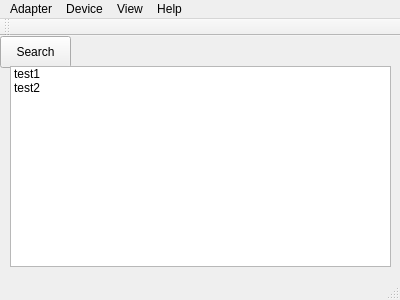
Old version of the form BlueMoon/mainwindow.ui in the repository sklins/BlueMoon.
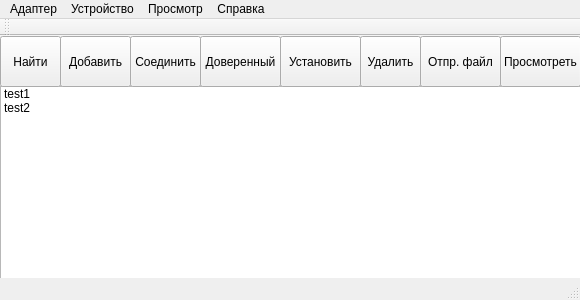
New version of the form.

Commit message: basic interface

Diff of the .ui file:
```diff
--- a/BlueMoon/mainwindow.ui
+++ b/BlueMoon/mainwindow.ui
@@ -6,7 +6,7 @@
    <rect>
     <x>0</x>
     <y>0</y>
-    <width>400</width>
+    <width>580</width>
     <height>300</height>
    </rect>
   </property>
@@ -14,25 +14,12 @@
    <string>MainWindow</string>
   </property>
   <widget class="QWidget" name="centralWidget">
-   <widget class="QPushButton" name="pushButton">
-    <property name="geometry">
-     <rect>
-      <x>0</x>
-      <y>0</y>
-      <width>71</width>
-      <height>32</height>
-     </rect>
-    </property>
-    <property name="text">
-     <string>Search</string>
-    </property>
-   </widget>
    <widget class="QListWidget" name="listWidget">
     <property name="geometry">
      <rect>
-      <x>10</x>
-      <y>30</y>
-      <width>381</width>
+      <x>0</x>
+      <y>50</y>
+      <width>581</width>
       <height>201</height>
      </rect>
     </property>
@@ -47,35 +34,149 @@
      </property>
     </item>
    </widget>
+   <widget class="QWidget" name="widget" native="true">
+    <property name="geometry">
+     <rect>
+      <x>0</x>
+      <y>0</y>
+      <width>581</width>
+      <height>51</height>
+     </rect>
+    </property>
+    <widget class="QToolButton" name="toolButton_2">
+     <property name="geometry">
+      <rect>
+       <x>0</x>
+       <y>0</y>
+       <width>61</width>
+       <height>51</height>
+      </rect>
+     </property>
+     <property name="text">
+      <string>Найти</string>
+     </property>
+    </widget>
+    <widget class="QToolButton" name="toolButton_3">
+     <property name="geometry">
+      <rect>
+       <x>60</x>
+       <y>0</y>
+       <width>71</width>
+       <height>51</height>
+      </rect>
+     </property>
+     <property name="text">
+      <string>Добавить</string>
+     </property>
+    </widget>
+    <widget class="QToolButton" name="toolButton_4">
+     <property name="geometry">
+      <rect>
+       <x>130</x>
+       <y>0</y>
+       <width>71</width>
+       <height>51</height>
+      </rect>
+     </property>
+     <property name="text">
+      <string>Соединить</string>
+     </property>
+    </widget>
+    <widget class="QToolButton" name="toolButton_5">
+     <property name="geometry">
+      <rect>
+       <x>200</x>
+       <y>0</y>
+       <width>81</width>
+       <height>51</height>
+      </rect>
+     </property>
+     <property name="text">
+      <string>Доверенный</string>
+     </property>
+    </widget>
+    <widget class="QToolButton" name="toolButton_6">
+     <property name="geometry">
+      <rect>
+       <x>280</x>
+       <y>0</y>
+       <width>81</width>
+       <height>51</height>
+      </rect>
+     </property>
+     <property name="text">
+      <string>Установить</string>
+     </property>
+    </widget>
+    <widget class="QToolButton" name="toolButton_7">
+     <property name="geometry">
+      <rect>
+       <x>360</x>
+       <y>0</y>
+       <width>61</width>
+       <height>51</height>
+      </rect>
+     </property>
+     <property name="text">
+      <string>Удалить</string>
+     </property>
+    </widget>
+    <widget class="QToolButton" name="toolButton_8">
+     <property name="geometry">
+      <rect>
+       <x>420</x>
+       <y>0</y>
+       <width>81</width>
+       <height>51</height>
+      </rect>
+     </property>
+     <property name="text">
+      <string>Отпр. файл</string>
+     </property>
+    </widget>
+    <widget class="QToolButton" name="toolButton_9">
+     <property name="geometry">
+      <rect>
+       <x>500</x>
+       <y>0</y>
+       <width>81</width>
+       <height>51</height>
+      </rect>
+     </property>
+     <property name="text">
+      <string>Просмотреть</string>
+     </property>
+    </widget>
+   </widget>
   </widget>
   <widget class="QMenuBar" name="menuBar">
    <property name="geometry">
     <rect>
      <x>0</x>
      <y>0</y>
-     <width>400</width>
+     <width>580</width>
      <height>22</height>
     </rect>
    </property>
    <widget class="QMenu" name="menuBlueMoon">
     <property name="title">
-     <string>Adapter</string>
+     <string>Адаптер</string>
     </property>
    </widget>
    <widget class="QMenu" name="menuEdit">
     <property name="title">
-     <string>Device</string>
+     <string>Устройство</string>
     </property>
     <addaction name="actionHistory"/>
    </widget>
    <widget class="QMenu" name="menuOther">
     <property name="title">
-     <string>View</string>
+     <string>Просмотр</string>
     </property>
    </widget>
    <widget class="QMenu" name="menuHelp">
     <property name="title">
-     <string>Help</string>
+     <string>Справка</string>
     </property>
     <addaction name="actionAbout"/>
    </widget>
```
The commit also changes 1 other file.
